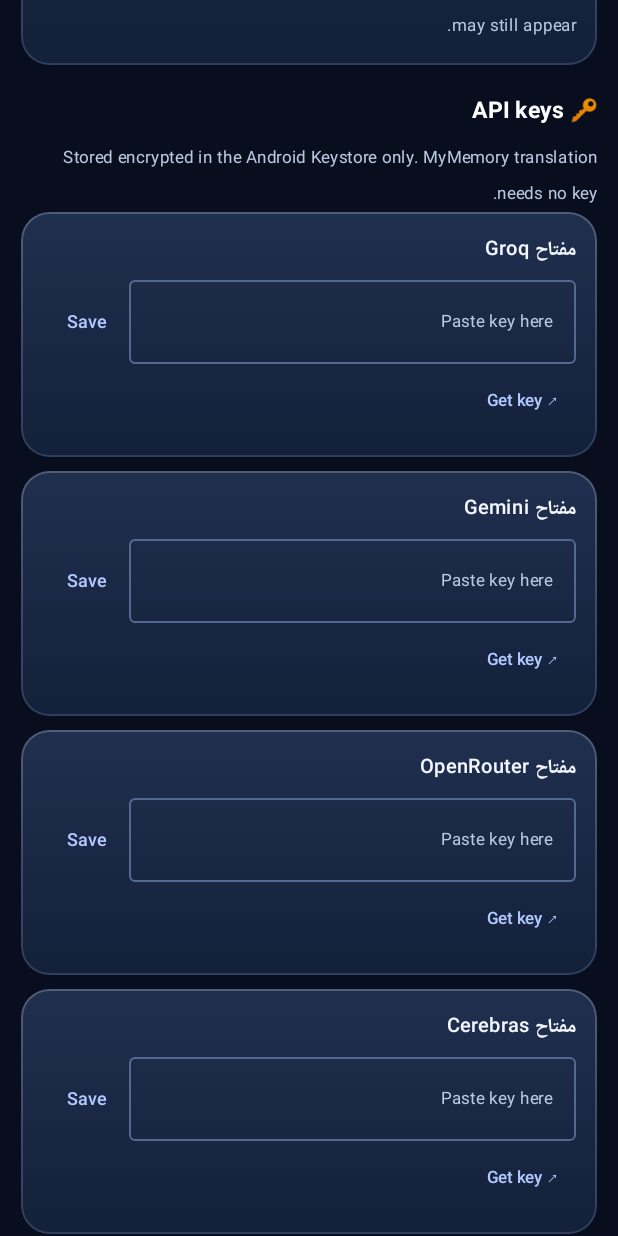
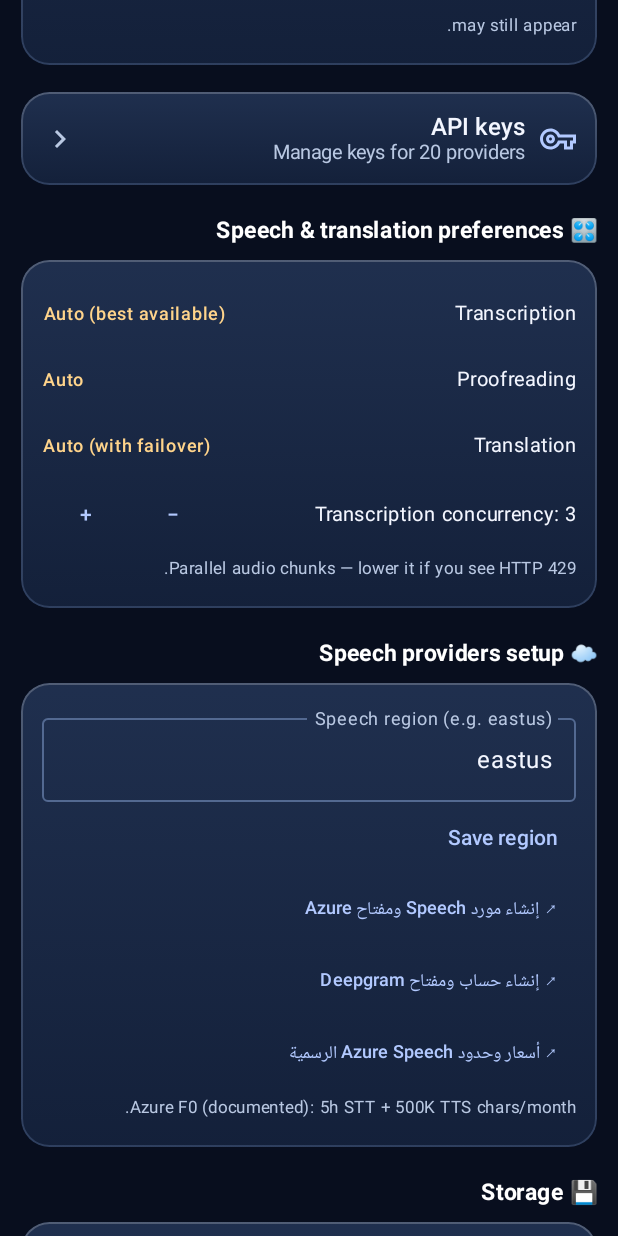
Before and after one commit to ahcrazy20-tech/video2, an Android app built with Jetpack Compose: the composable SettingsScreen shown on its own in the app's theme, scrolled down 1153 dp, on a phone screen of 412 x 824 dp. Run offline under Robolectric (Android 15) with nearby library versions, the phone set to English and light mode, and no system bars; 1 statement that could not run was skipped.

Commit message:
Move API key management behind a searchable settings entry
Co-authored-by: arena-agent <297053741+arena-agent@users.noreply.github.com>

```diff
--- a/android/app/build.gradle.kts
+++ b/android/app/build.gradle.kts
@@ -26,8 +26,8 @@ android {
         applicationId = "com.ahcrazy.video2"
         minSdk = 26
         targetSdk = 34
-        versionCode = 15
-        versionName = "2.2"
+        versionCode = 16
+        versionName = "2.2.1"
         testInstrumentationRunner = "androidx.test.runner.AndroidJUnitRunner"
         vectorDrawables { useSupportLibrary = true }
     }
--- a/android/app/src/main/java/com/ahcrazy/video2/ui/settings/SettingsScreen.kt
+++ b/android/app/src/main/java/com/ahcrazy/video2/ui/settings/SettingsScreen.kt
@@ -23,10 +23,12 @@ import androidx.compose.runtime.getValue
 import androidx.compose.runtime.mutableStateOf
 import androidx.compose.runtime.remember
 import androidx.compose.runtime.rememberCoroutineScope
+import androidx.compose.runtime.saveable.rememberSaveable
 import androidx.compose.runtime.setValue
 import androidx.compose.ui.Alignment
 import androidx.compose.ui.Modifier
 import androidx.compose.ui.platform.LocalContext
+import androidx.compose.ui.platform.LocalFocusManager
 import androidx.compose.ui.text.font.FontWeight
 import androidx.compose.ui.text.input.PasswordVisualTransformation
 import androidx.compose.ui.unit.dp
@@ -36,7 +38,6 @@ import com.ahcrazy.video2.core.model.RefinerProvider
 import com.ahcrazy.video2.core.model.STTProvider
 import com.ahcrazy.video2.core.model.TranslatorProvider
 import com.ahcrazy.video2.core.util.L10n
-import com.ahcrazy.video2.data.AppSettings
 import com.ahcrazy.video2.ui.browser.SmartServerDisclosure
 import com.ahcrazy.video2.ui.components.GlassCard
 import com.ahcrazy.video2.ui.components.PickerRow
@@ -82,8 +83,15 @@ fun SettingsScreen(ar: Boolean, onLangChange: (String) -> Unit, onLockNow: () ->
     var refPref by remember { mutableStateOf("auto") }
     var trPref by remember { mutableStateOf("auto") }
     var storageMsg by remember { mutableStateOf<String?>(null) }
+    val settingsScroll = rememberScrollState()
+    val focus = LocalFocusManager.current
+    var keysOpen by rememberSaveable { mutableStateOf(false) }
+    if (keysOpen) {
+        ApiKeysScreen(ar, app.settings::hasKey, app.settings::setKey, app.settings::deleteKey) { keysOpen = false }
+        return
+    }
 
-    Column(Modifier.fillMaxSize().verticalScroll(rememberScrollState()).padding(horizontal = 14.dp)) {
+    Column(Modifier.fillMaxSize().verticalScroll(settingsScroll).padding(horizontal = 14.dp)) {
         Text(if (ar) "الإعدادات" else "Settings", fontSize = 24.sp, fontWeight = FontWeight.Bold, modifier = Modifier.padding(top = 14.dp))
 
         AppearancePicker(ar, Video2Appearance.fromStored(appearance)) { theme -> scope.launch { app.settings.setAppearance(theme.id) } }
@@ -156,11 +164,7 @@ fun SettingsScreen(ar: Boolean, onLangChange: (String) -> Unit, onLockNow: () ->
             }
         }
 
-        SectionTitle("🔑 " + if (ar) "مفاتيح مزودي الصوت والترجمة والفيديو" else "API keys")
-        Text(if (ar) "بتتخزن مشفرة في Android Keystore على جهازك بس. MyMemory للترجمة شغال من غير مفتاح (5K كلمة/يوم)." else "Stored encrypted in the Android Keystore only. MyMemory translation needs no key.", fontSize = 11.sp, color = V2.TextDim)
-        AppSettings.apiKeyRows.forEach { (id, title, url) ->
-            ApiKeyRow(title, id, url, ar)
-        }
+        ApiKeysEntry(ar) { focus.clearFocus(); keysOpen = true }
 
         SectionTitle("🎛️ " + if (ar) "تفضيلات التفريغ والترجمة" else "Speech & translation preferences")
         GlassCard(Modifier.fillMaxWidth()) {
@@ -250,36 +254,3 @@ fun SettingsScreen(ar: Boolean, onLangChange: (String) -> Unit, onLockNow: () ->
         Text(override ?: L10n.fmtBytes(bytes), fontSize = 12.sp, fontWeight = FontWeight.SemiBold)
     }
 }
-
-@Composable
-private fun ApiKeyRow(title: String, keyId: String, getKeyUrl: String, ar: Boolean) {
-    val ctx = LocalContext.current
-    val app = (ctx as android.app.Activity).app()
-    var value by remember { mutableStateOf("") }
-    var saved by remember { mutableStateOf(app.settings.hasKey(keyId)) }
-    var msg by remember { mutableStateOf<String?>(null) }
-    GlassCard(Modifier.fillMaxWidth().padding(bottom = 9.dp)) {
-        Column {
-            Row(verticalAlignment = Alignment.CenterVertically) {
-                Text(title, fontSize = 13.sp, fontWeight = FontWeight.SemiBold, modifier = Modifier.weight(1f))
-                if (saved) Text("✓ " + if (ar) "محفوظ" else "Saved", fontSize = 11.sp, color = V2.Mint, fontWeight = FontWeight.Bold)
-            }
-            Row(Modifier.padding(top = 7.dp), verticalAlignment = Alignment.CenterVertically) {
-                OutlinedTextField(value, { value = it },
-                    placeholder = { Text(if (saved) "••••••••" else if (ar) "الصق المفتاح هنا" else "Paste key here", fontSize = 11.sp) },
-                    visualTransformation = androidx.compose.ui.text.input.PasswordVisualTransformation(),
-                    singleLine = true, modifier = Modifier.weight(1f))
-                TextButton(onClick = {
-                    if (value.isNotBlank()) { app.settings.setKey(keyId, value); saved = true; value = ""; msg = if (ar) "تم الحفظ في Keystore ✓" else "Saved to Keystore ✓" }
-                }) { Text(if (ar) "حفظ" else "Save", fontSize = 12.sp) }
-                if (saved) TextButton(onClick = { app.settings.deleteKey(keyId); saved = false }) { Text("✕", color = V2.Accent) }
-            }
-            Row {
-                TextButton(onClick = { ctx.startActivity(Intent(Intent.ACTION_VIEW, Uri.parse(getKeyUrl))) }) {
-                    Text("↗ " + if (ar) "احصل على المفتاح" else "Get key", fontSize = 11.sp)
-                }
-                msg?.let { Text(it, fontSize = 11.sp, color = V2.Mint, modifier = Modifier.padding(top = 12.dp)) }
-            }
-        }
-    }
-}
```
Also changed, not shown: android/app/src/main/java/com/ahcrazy/video2/ui/settings/ApiKeysScreen.kt (added, +210 -0 lines), 2 other files.
